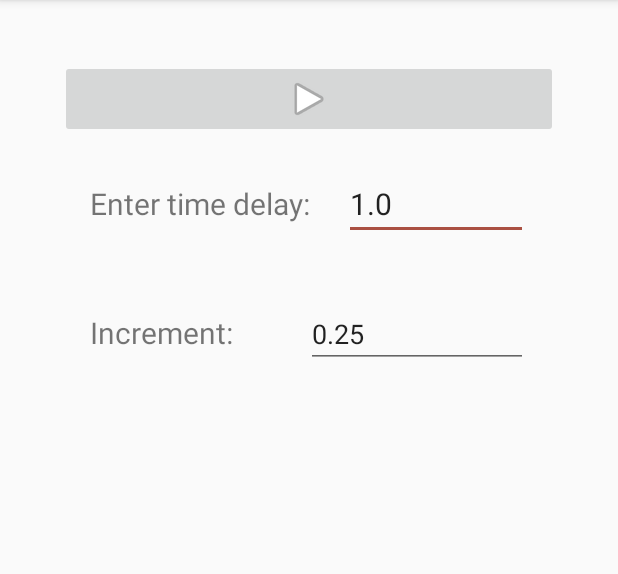
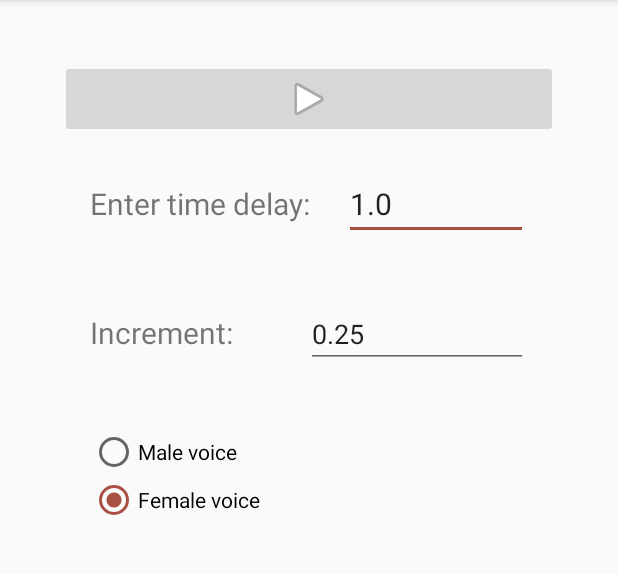
Before and after one commit to VivekThazhathattil/dekadico, an Android app: the screen it shows after launch (MainActivity), on a phone screen of 412 x 824 dp, the part 84-658 px from its top. Run offline under Robolectric (Android 15) with nearby library versions, the phone set to English and light mode, and no system bars.

Commit message:
add feature: male voice

```diff
--- a/app/build.gradle
+++ b/app/build.gradle
@@ -8,8 +8,8 @@ android {
         applicationId "com.example.spokennumbers"
         minSdkVersion 16
         targetSdkVersion 29
-        versionCode 3
-        versionName "1.2"
+        versionCode 4
+        versionName "1.3"
 
         testInstrumentationRunner "androidx.test.runner.AndroidJUnitRunner"
     }
--- a/app/src/main/java/com/example/spokennumbers/MainActivity.java
+++ b/app/src/main/java/com/example/spokennumbers/MainActivity.java
@@ -16,8 +16,8 @@ public class MainActivity extends AppCompatActivity {
     private spoken_numbers_ingame_fragment ingameFragment;
     private spoken_numbers_recall_fragment recallFragment;
 
-    public void switchToInGameFragment(float timeDelay, float timeInc){
-        ingameFragment = new spoken_numbers_ingame_fragment(timeDelay, timeInc);
+    public void switchToInGameFragment(float timeDelay, float timeInc, boolean isFemale){
+        ingameFragment = new spoken_numbers_ingame_fragment(timeDelay, timeInc, isFemale);
         FragmentTransaction fragmentTransaction = fragmentManager.beginTransaction();
         fragmentTransaction.replace(mainFragment.getId(), ingameFragment);
         fragmentTransaction.commit();
--- a/app/src/main/java/com/example/spokennumbers/spoken_numbers_main_fragment.java
+++ b/app/src/main/java/com/example/spokennumbers/spoken_numbers_main_fragment.java
@@ -9,6 +9,7 @@ import android.view.View;
 import android.view.ViewGroup;
 import android.widget.EditText;
 import android.widget.ImageButton;
+import android.widget.RadioButton;
 
 
 /**
@@ -18,9 +19,11 @@ import android.widget.ImageButton;
  */
 public class spoken_numbers_main_fragment extends Fragment {
 
-    private static ImageButton startButton;
-    private static EditText timeDelayInput;
-    private static EditText timeIncInput;
+    private ImageButton startButton;
+    private EditText timeDelayInput;
+    private EditText timeIncInput;
+    private RadioButton femaleVoiceButton;
+    private RadioButton maleVoiceButton;
     private float defaultTimeDelay;
     private float defaultTimeInc;
 
@@ -57,6 +60,9 @@ public class spoken_numbers_main_fragment extends Fragment {
         timeDelayInput.setText(Float.toString(defaultTimeDelay));
         timeIncInput.setText(Float.toString(defaultTimeInc));
 
+        femaleVoiceButton = getView().findViewById(R.id.radio_button_female);
+        maleVoiceButton = getView().findViewById(R.id.radio_button_male);
+
         startButton.setOnClickListener(new View.OnClickListener(){
             public void onClick(View v) {
                 String timeDelayStr = timeDelayInput.getText().toString();
@@ -82,8 +88,15 @@ public class spoken_numbers_main_fragment extends Fragment {
                     if(timeIncNum <= 0.1)
                         timeIncNum = (float)defaultTimeInc;
                 }
+                boolean isFemaleVoice = true;
+                if(femaleVoiceButton.isChecked()){
+                    isFemaleVoice = true;
+                }
+                else if(maleVoiceButton.isChecked()){
+                    isFemaleVoice = false;
+                }
 
-                ((MainActivity)getActivity()).switchToInGameFragment(timeDelayNum, timeIncNum);
+                ((MainActivity)getActivity()).switchToInGameFragment(timeDelayNum, timeIncNum, isFemaleVoice);
             }
         });
     }
--- a/app/src/main/res/layout/spoken_numbers_main_fragment.xml
+++ b/app/src/main/res/layout/spoken_numbers_main_fragment.xml
@@ -80,6 +80,33 @@
 
             </LinearLayout>
 
+            <LinearLayout
+                android:id="@+id/voice_select_container"
+                android:layout_width="wrap_content"
+                android:layout_height="wrap_content"
+                android:layout_margin="20dp">
+
+                <RadioGroup
+                    android:id="@+id/radio_group"
+                    android:layout_width="wrap_content"
+                    android:layout_height="wrap_content">
+
+                    <RadioButton
+                        android:id="@+id/radio_button_male"
+                        android:layout_width="match_parent"
+                        android:layout_height="wrap_content"
+                        android:text="@string/male_text" />
+
+                    <RadioButton
+                        android:id="@+id/radio_button_female"
+                        android:layout_width="match_parent"
+                        android:layout_height="wrap_content"
+                        android:checked="true"
+                        android:text="@string/female_text" />
+
+                </RadioGroup>
+            </LinearLayout>
+
         </LinearLayout>
 
     </androidx.constraintlayout.widget.ConstraintLayout>
--- a/app/src/main/res/values/strings.xml
+++ b/app/src/main/res/values/strings.xml
@@ -8,4 +8,6 @@
     <string name="time_control_text">TIME CONTROL:</string>
     <string name="recall_text">RECALL</string>
     <string name="curr_time_control_text">1.00 s</string>
+    <string name="male_text">Male voice</string>
+    <string name="female_text">Female voice</string>
 </resources>
```
Also changed, not shown: app/src/main/java/com/example/spokennumbers/spoken_numbers_ingame_fragment.java (+8 -2 lines), 11 other files.
